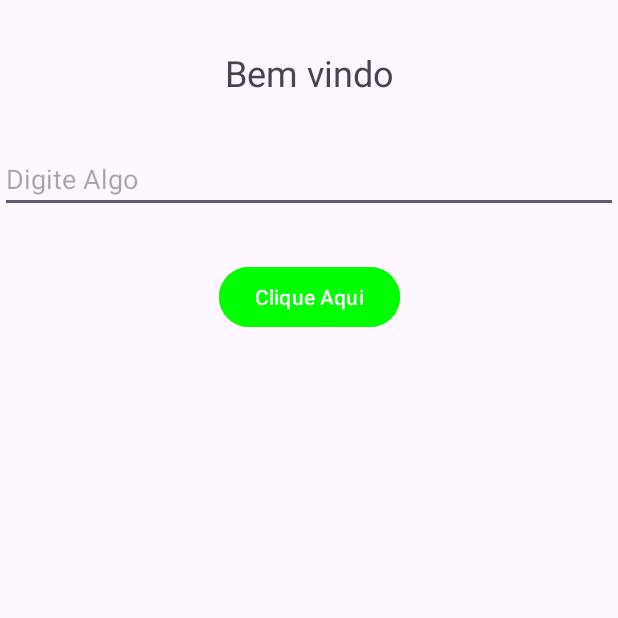
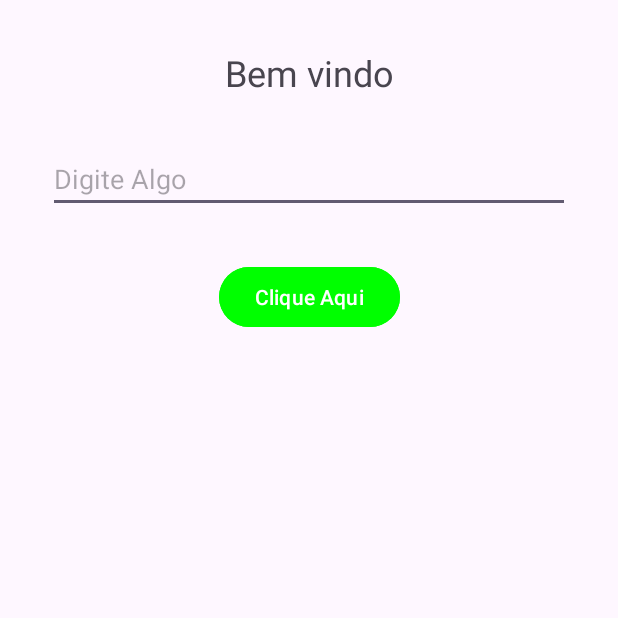
Before and after one commit to Kelvyh/Mobile_2024.2, an Android app: the screen it shows after launch (MainActivity), on a phone screen of 412 x 824 dp, the top half of it. Run offline under Robolectric (Android 15) with nearby library versions, the phone set to English and light mode, and no system bars.

Commit message:
modificada margem do inputEditText

```diff
--- a/Atividade02/app/src/main/res/layout/activity_main.xml
+++ b/Atividade02/app/src/main/res/layout/activity_main.xml
@@ -26,7 +26,7 @@
         app:layout_constraintTop_toBottomOf="@id/titleTextView"
         app:layout_constraintStart_toStartOf="parent"
         app:layout_constraintEnd_toEndOf="parent"
-        android:layout_marginTop="32dp"/>
+        android:layout_margin="32dp"/>
 
     <Button
         android:id="@+id/actionButton"
```
